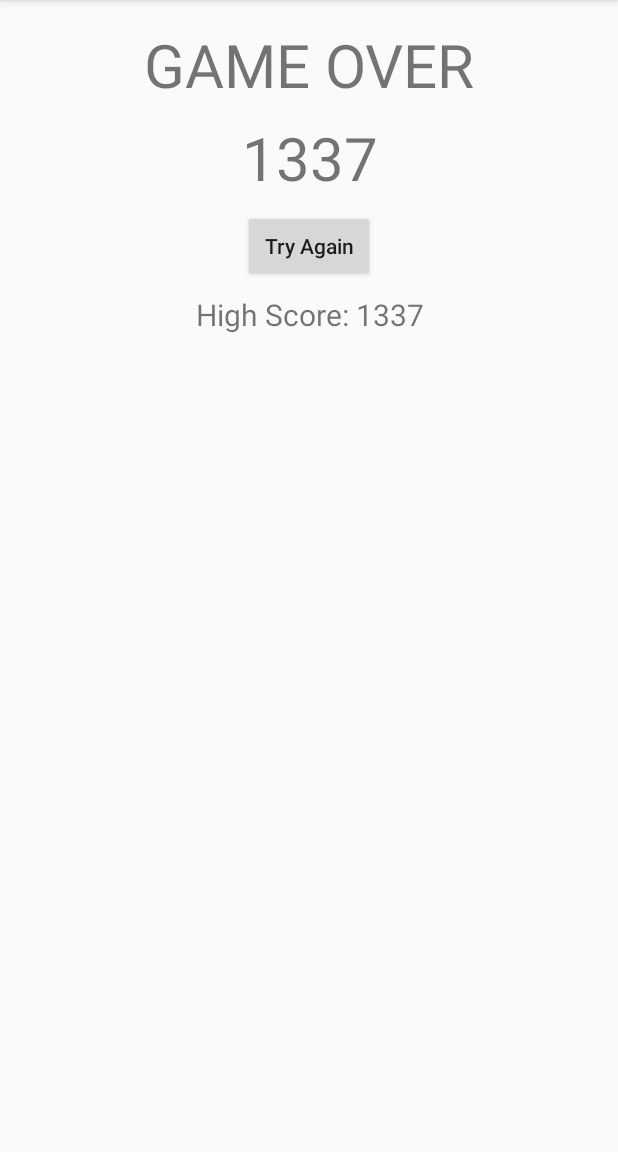
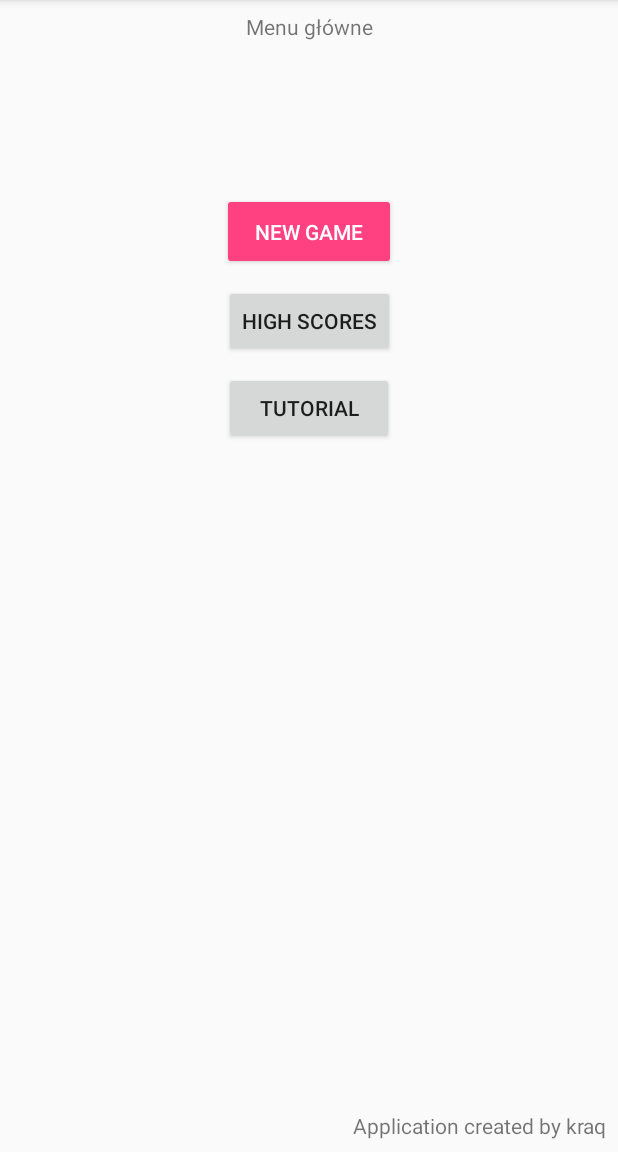
Before and after one commit to kraq1995/android-chemistry-game, an Android app: the screen it shows after launch (HighScore before the commit, MainMenu after it), on a phone screen of 412 x 824 dp, the part 84-1236 px from its top. Run offline under Robolectric (Android 15) with nearby library versions, the phone set to English and light mode, and no system bars.

Commit message:
1-3-2018

```diff
--- a/app/src/main/AndroidManifest.xml
+++ b/app/src/main/AndroidManifest.xml
@@ -16,7 +16,8 @@
                 <category android:name="android.intent.category.LAUNCHER" />
             </intent-filter>
         </activity>
-        <activity android:name=".Vievs.HighScore"></activity>
+        <activity android:name=".Vievs.HighScore" />
+        <activity android:name=".Vievs.MainMenu"></activity>
     </application>
 
 </manifest>
--- a/app/src/main/java/pl/kraqsoft/chemik/MainActivity.java
+++ b/app/src/main/java/pl/kraqsoft/chemik/MainActivity.java
@@ -7,9 +7,11 @@ import android.util.DisplayMetrics;
 import android.view.Window;
 import android.view.WindowManager;
 import pl.kraqsoft.chemik.Vievs.HighScore;
+import pl.kraqsoft.chemik.Vievs.MainMenu;
 
 
 public class MainActivity extends AppCompatActivity {
+
 
     int score = 1337;
     @Override
@@ -17,12 +19,13 @@ public class MainActivity extends AppCompatActivity {
         super.onCreate(savedInstanceState);
         getWindow().setFlags(WindowManager.LayoutParams.FLAG_FULLSCREEN, WindowManager.LayoutParams.FLAG_FULLSCREEN);
         this.requestWindowFeature(Window.FEATURE_NO_TITLE);
-        setConstants();
+        SetConstants();
+        ShowMenu();
         setContentView(new GamePanel(this));
-        showResult();
+       // showResult();
     }
 
-    protected void setConstants(){
+    protected void SetConstants(){
         DisplayMetrics ds = new DisplayMetrics();
         getWindowManager().getDefaultDisplay().getMetrics(ds);
         Constants.SCREEN_WIDTH = ds.widthPixels;
@@ -37,4 +40,21 @@ public class MainActivity extends AppCompatActivity {
         startActivity(intent);
     }
 
+    protected void ShowMenu(){
+        Intent intent = new Intent(getApplicationContext(), MainMenu.class);
+        startActivity(intent);
+    }
+
+    protected void GameLogic(){
+
+    }
+
+    public enum GameState{
+        GAME_ON_MAIN_MENU,
+        GAME_RUNNING,
+
+    }
+
+
+
 }
--- a/app/src/main/java/pl/kraqsoft/chemik/Vievs/MainMenu.java
+++ b/app/src/main/java/pl/kraqsoft/chemik/Vievs/MainMenu.java
@@ -1,17 +1,38 @@
 package pl.kraqsoft.chemik.Vievs;
 
+import android.content.Context;
+import android.content.Intent;
+import android.support.v7.app.AppCompatActivity;
 import android.os.Bundle;
-import android.support.v7.app.AppCompatActivity;
+import android.view.View;
+import android.widget.Button;
 
-/**
- * Created by krakus on 1/2/2018.
- */
+import pl.kraqsoft.chemik.GamePanel;
+import pl.kraqsoft.chemik.R;
 
 public class MainMenu extends AppCompatActivity {
 
+        public Button btn1;
+        public Button btn2;
+        public Button btn3;
+
+    public void init(){
+        btn1 = (Button)findViewById(R.id.button);
+        btn2 = (Button)findViewById(R.id.button2);
+        btn3 = (Button)findViewById(R.id.button3);
+        btn1.setOnClickListener(new View.OnClickListener(){
+
+            @Override
+            public void onClick(View v) {
+                Intent intent = new Intent(getApplicationContext(), GamePanel.class);
+                startActivity(intent);
+            }
+        });
+    }
     @Override
-    protected void onCreate(Bundle savedInstanceState){
+    protected void onCreate(Bundle savedInstanceState) {
         super.onCreate(savedInstanceState);
+        setContentView(R.layout.activity_main_menu);
     }
 
 
--- /dev/null
+++ b/app/src/main/res/layout/activity_main_menu.xml
@@ -0,0 +1,72 @@
+<?xml version="1.0" encoding="utf-8"?>
+<android.support.constraint.ConstraintLayout xmlns:android="http://schemas.android.com/apk/res/android"
+    xmlns:app="http://schemas.android.com/apk/res-auto"
+    xmlns:tools="http://schemas.android.com/tools"
+    android:layout_width="match_parent"
+    android:layout_height="match_parent"
+    tools:context="pl.kraqsoft.chemik.Vievs.MainMenu">
+
+    <TextView
+        android:id="@+id/textView2"
+        android:layout_width="wrap_content"
+        android:layout_height="wrap_content"
+        android:layout_marginLeft="8dp"
+        android:layout_marginRight="8dp"
+        android:layout_marginTop="8dp"
+        android:text="Menu główne"
+        app:layout_constraintLeft_toLeftOf="parent"
+        app:layout_constraintRight_toRightOf="parent"
+        app:layout_constraintTop_toTopOf="parent" />
+
+    <Button
+        android:id="@+id/button"
+        style="@style/Widget.AppCompat.Button.Colored"
+        android:layout_width="116dp"
+        android:layout_height="51dp"
+        android:layout_marginLeft="8dp"
+        android:layout_marginRight="8dp"
+        android:layout_marginTop="101dp"
+        android:text="New Game"
+        app:layout_constraintLeft_toLeftOf="parent"
+        app:layout_constraintRight_toRightOf="parent"
+        app:layout_constraintTop_toBottomOf="@+id/textView2"
+        tools:layout_editor_absoluteX="132dp"
+        app:layout_constraintHorizontal_bias="0.501" />
+
+    <Button
+        android:id="@+id/button2"
+        android:layout_width="wrap_content"
+        android:layout_height="wrap_content"
+        android:layout_marginLeft="8dp"
+        android:layout_marginRight="8dp"
+        android:layout_marginTop="10dp"
+        android:text="High Scores"
+        app:layout_constraintLeft_toLeftOf="parent"
+        app:layout_constraintRight_toRightOf="parent"
+        app:layout_constraintTop_toBottomOf="@+id/button"
+        app:layout_constraintHorizontal_bias="0.501" />
+
+    <Button
+        android:id="@+id/button3"
+        android:layout_width="113dp"
+        android:layout_height="48dp"
+        android:layout_marginLeft="8dp"
+        android:layout_marginRight="8dp"
+        android:layout_marginTop="10dp"
+        android:text="Tutorial"
+        app:layout_constraintHorizontal_bias="0.501"
+        app:layout_constraintLeft_toLeftOf="parent"
+        app:layout_constraintRight_toRightOf="parent"
+        app:layout_constraintTop_toBottomOf="@+id/button2" />
+
+    <TextView
+        android:id="@+id/textView3"
+        android:layout_width="wrap_content"
+        android:layout_height="wrap_content"
+        android:layout_marginRight="7dp"
+        android:text="Application created by kraq"
+        app:layout_constraintRight_toRightOf="parent"
+        app:layout_constraintBottom_toBottomOf="parent"
+        android:layout_marginBottom="8dp" />
+
+</android.support.constraint.ConstraintLayout>
--- a/app/src/main/res/layout/main_menu.xml
+++ /dev/null
@@ -1,28 +0,0 @@
-<?xml version="1.0" encoding="utf-8"?>
-<LinearLayout xmlns:android="http://schemas.android.com/apk/res/android"
-    android:orientation="vertical" android:layout_width="match_parent"
-    android:layout_height="match_parent"
-    android:weightSum="1">
-
-    <Button
-        android:id="@+id/button"
-        android:layout_width="match_parent"
-        android:layout_height="wrap_content"
-        android:layout_weight="0.02"
-        android:text="New Game" />
-
-    <Button
-        android:id="@+id/button2"
-        android:layout_width="match_parent"
-        android:layout_height="wrap_content"
-        android:layout_weight="0.02"
-        android:text="High Score" />
-
-    <Button
-        android:id="@+id/button3"
-        android:layout_width="match_parent"
-        android:layout_height="wrap_content"
-        android:layout_weight="0.02"
-        android:text="Help" />
-
-</LinearLayout>
```
Also changed, not shown: 3 other files.
